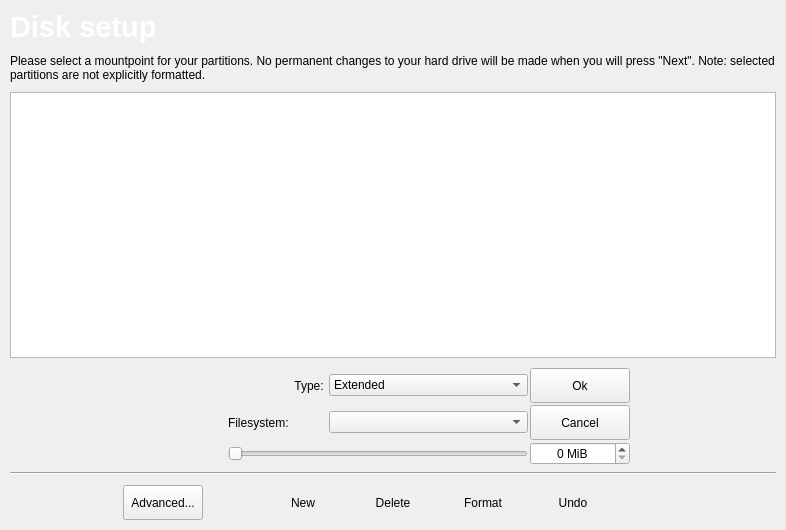
This is ui/pages/partition.ui in hellnest/tribe as Qt 5 draws it before an edit. The edited form follows.
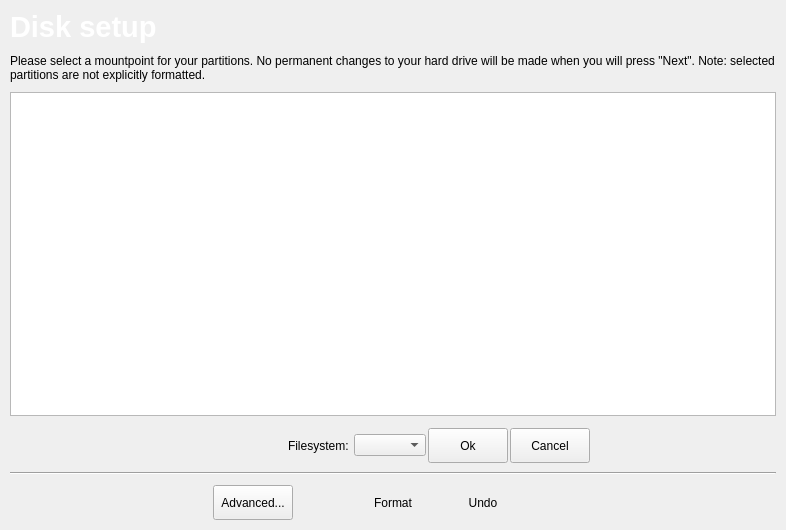
This is the edited form. Custom widgets are drawn as their Qt base class.

The edit to the form file:
```diff
--- a/ui/pages/partition.ui
+++ b/ui/pages/partition.ui
@@ -94,30 +94,6 @@
         <layout class="QHBoxLayout" name="FileSystemLayout">
          <item>
           <layout class="QGridLayout" name="gridLayout">
-           <item row="0" column="3">
-            <widget class="QLabel" name="typeLabel">
-             <property name="text">
-              <string>Type: </string>
-             </property>
-             <property name="alignment">
-              <set>Qt::AlignRight|Qt::AlignTrailing|Qt::AlignVCenter</set>
-             </property>
-            </widget>
-           </item>
-           <item row="0" column="4" colspan="2">
-            <widget class="KComboBox" name="typeBox">
-             <item>
-              <property name="text">
-               <string>Extended</string>
-              </property>
-             </item>
-             <item>
-              <property name="text">
-               <string>Primary</string>
-              </property>
-             </item>
-            </widget>
-           </item>
            <item row="1" column="3">
             <widget class="QLabel" name="filesystemLabel">
              <property name="enabled">
@@ -135,7 +111,7 @@
              </property>
             </widget>
            </item>
-           <item row="0" column="8" rowspan="3">
+           <item row="0" column="9" rowspan="3">
             <spacer name="horizontalSpacer_4">
              <property name="orientation">
               <enum>Qt::Horizontal</enum>
@@ -161,20 +137,7 @@
              </property>
             </spacer>
            </item>
-           <item row="0" column="6">
-            <widget class="KPushButton" name="editPartitionOkButton">
-             <property name="minimumSize">
-              <size>
-               <width>0</width>
-               <height>35</height>
-              </size>
-             </property>
-             <property name="text">
-              <string>Ok</string>
-             </property>
-            </widget>
-           </item>
-           <item row="1" column="6">
+           <item row="1" column="7">
             <widget class="KPushButton" name="editPartitionCancelButton">
              <property name="minimumSize">
               <size>
@@ -200,48 +163,7 @@
              </property>
             </spacer>
            </item>
-           <item row="2" column="3" colspan="3">
-            <widget class="QSlider" name="sizeSlider">
-             <property name="minimumSize">
-              <size>
-               <width>300</width>
-               <height>0</height>
-              </size>
-             </property>
-             <property name="orientation">
-              <enum>Qt::Horizontal</enum>
-             </property>
-            </widget>
-           </item>
-           <item row="2" column="6">
-            <widget class="KIntSpinBox" name="sizeSpinBox">
-             <property name="minimumSize">
-              <size>
-               <width>100</width>
-               <height>0</height>
-              </size>
-             </property>
-             <property name="maximumSize">
-              <size>
-               <width>100</width>
-               <height>16777215</height>
-              </size>
-             </property>
-             <property name="alignment">
-              <set>Qt::AlignCenter</set>
-             </property>
-             <property name="suffix">
-              <string> MiB</string>
-             </property>
-             <property name="singleStep">
-              <number>10</number>
-             </property>
-             <property name="base">
-              <number>100</number>
-             </property>
-            </widget>
-           </item>
-           <item row="0" column="7" rowspan="3">
+           <item row="0" column="8" rowspan="3">
             <spacer name="horizontalSpacer_5">
              <property name="orientation">
               <enum>Qt::Horizontal</enum>
@@ -267,6 +189,19 @@
              </property>
             </spacer>
            </item>
+           <item row="1" column="6">
+            <widget class="KPushButton" name="editPartitionOkButton">
+             <property name="minimumSize">
+              <size>
+               <width>0</width>
+               <height>35</height>
+              </size>
+             </property>
+             <property name="text">
+              <string>Ok</string>
+             </property>
+            </widget>
+           </item>
           </layout>
          </item>
         </layout>
@@ -343,43 +278,8 @@
        <property name="text">
         <string/>
        </property>
-       <property name="flat">
-        <bool>true</bool>
-       </property>
-      </widget>
-     </item>
-     <item>
-      <widget class="QPushButton" name="newButton">
-       <property name="minimumSize">
-        <size>
-         <width>35</width>
-         <height>35</height>
-        </size>
-       </property>
-       <property name="toolTip">
-        <string/>
-       </property>
-       <property name="text">
-        <string>New</string>
-       </property>
-       <property name="flat">
-        <bool>true</bool>
-       </property>
-      </widget>
-     </item>
-     <item>
-      <widget class="QPushButton" name="deleteButton">
-       <property name="minimumSize">
-        <size>
-         <width>35</width>
-         <height>35</height>
-        </size>
-       </property>
-       <property name="toolTip">
-        <string/>
-       </property>
-       <property name="text">
-        <string>Delete</string>
+       <property name="checkable">
+        <bool>false</bool>
        </property>
        <property name="flat">
         <bool>true</bool>
@@ -464,11 +364,6 @@
   </layout>
  </widget>
  <customwidgets>
-  <customwidget>
-   <class>KIntSpinBox</class>
-   <extends>QSpinBox</extends>
-   <header>knuminput.h</header>
-  </customwidget>
   <customwidget>
    <class>KPushButton</class>
    <extends>QPushButton</extends>
```
Left out of the diff: 5 changed lines with no effect on the pictures.
